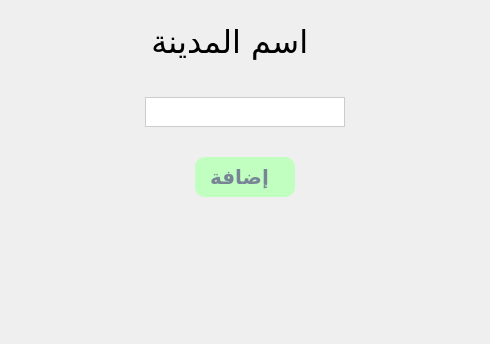
Above: addcity.ui from Roqaya-muhmd/Mini_Wasalny before the change. Below: the same form after it.
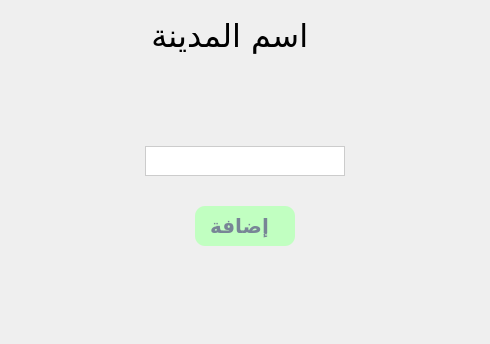
That is the form after the change. Icons and pictures are not drawn.

The edit to the form file:
```diff
--- a/addcity.ui
+++ b/addcity.ui
@@ -6,7 +6,7 @@
    <rect>
     <x>0</x>
     <y>0</y>
-    <width>468</width>
+    <width>482</width>
     <height>344</height>
    </rect>
   </property>
@@ -21,7 +21,7 @@
 	}</string>
   </property>
   <layout class="QGridLayout" name="gridLayout">
-   <item row="0" column="0">
+   <item row="0" column="1">
     <layout class="QVBoxLayout" name="verticalLayout">
      <property name="spacing">
       <number>30</number>
@@ -71,17 +71,27 @@
        </property>
       </widget>
      </item>
+     <item alignment="Qt::AlignmentFlag::AlignHCenter">
+      <widget class="QLabel" name="waring_nameNotFound">
+       <property name="minimumSize">
+        <size>
+         <width>120</width>
+         <height>25</height>
+        </size>
+       </property>
+       <property name="maximumSize">
+        <size>
+         <width>120</width>
+         <height>25</height>
+        </size>
+       </property>
+       <property name="text">
+        <string/>
+       </property>
+      </widget>
+     </item>
      <item alignment="Qt::AlignmentFlag::AlignHCenter">
       <widget class="QLineEdit" name="addCityNameLineEdit">
-       <property name="enabled">
-        <bool>true</bool>
-       </property>
-       <property name="sizePolicy">
-        <sizepolicy hsizetype="Fixed" vsizetype="Fixed">
-         <horstretch>0</horstretch>
-         <verstretch>0</verstretch>
-        </sizepolicy>
-       </property>
        <property name="minimumSize">
         <size>
          <width>200</width>
@@ -94,481 +104,6 @@
          <height>30</height>
         </size>
        </property>
-       <property name="palette">
-        <palette>
-         <active>
-          <colorrole role="WindowText">
-           <brush brushstyle="SolidPattern">
-            <color alpha="255">
-             <red>255</red>
-             <green>255</green>
-             <blue>255</blue>
-            </color>
-           </brush>
-          </colorrole>
-          <colorrole role="Button">
-           <brush brushstyle="SolidPattern">
-            <color alpha="255">
-             <red>0</red>
-             <green>0</green>
-             <blue>0</blue>
-            </color>
-           </brush>
-          </colorrole>
-          <colorrole role="Light">
-           <brush brushstyle="SolidPattern">
-            <color alpha="255">
-             <red>0</red>
-             <green>0</green>
-             <blue>0</blue>
-            </color>
-           </brush>
-          </colorrole>
-          <colorrole role="Midlight">
-           <brush brushstyle="SolidPattern">
-            <color alpha="255">
-             <red>0</red>
-             <green>0</green>
-             <blue>0</blue>
-            </color>
-           </brush>
-          </colorrole>
-          <colorrole role="Dark">
-           <brush brushstyle="SolidPattern">
-            <color alpha="255">
-             <red>0</red>
-             <green>0</green>
-             <blue>0</blue>
-            </color>
-           </brush>
-          </colorrole>
-          <colorrole role="Mid">
-           <brush brushstyle="SolidPattern">
-            <color alpha="255">
-             <red>0</red>
-             <green>0</green>
-             <blue>0</blue>
-            </color>
-           </brush>
-          </colorrole>
-          <colorrole role="Text">
-           <brush brushstyle="SolidPattern">
-            <color alpha="255">
-             <red>255</red>
-             <green>255</green>
-             <blue>255</blue>
-            </color>
-           </brush>
-          </colorrole>
-          <colorrole role="BrightText">
-           <brush brushstyle="SolidPattern">
-            <color alpha="255">
-             <red>255</red>
-             <green>255</green>
-             <blue>255</blue>
-            </color>
-           </brush>
-          </colorrole>
-          <colorrole role="ButtonText">
-           <brush brushstyle="SolidPattern">
-            <color alpha="255">
-             <red>255</red>
-             <green>255</green>
-             <blue>255</blue>
-            </color>
-           </brush>
-          </colorrole>
-          <colorrole role="Base">
-           <brush brushstyle="SolidPattern">
-            <color alpha="255">
-             <red>0</red>
-             <green>0</green>
-             <blue>0</blue>
-            </color>
-           </brush>
-          </colorrole>
-          <colorrole role="Window">
-           <brush brushstyle="SolidPattern">
-            <color alpha="255">
-             <red>0</red>
-             <green>0</green>
-             <blue>0</blue>
-            </color>
-           </brush>
-          </colorrole>
-          <colorrole role="Shadow">
-           <brush brushstyle="SolidPattern">
-            <color alpha="255">
-             <red>0</red>
-             <green>0</green>
-             <blue>0</blue>
-            </color>
-           </brush>
-          </colorrole>
-          <colorrole role="AlternateBase">
-           <brush brushstyle="SolidPattern">
-            <color alpha="255">
-             <red>0</red>
-             <green>0</green>
-             <blue>0</blue>
-            </color>
-           </brush>
-          </colorrole>
-          <colorrole role="ToolTipBase">
-           <brush brushstyle="SolidPattern">
-            <color alpha="255">
-             <red>255</red>
-             <green>255</green>
-             <blue>220</blue>
-            </color>
-           </brush>
-          </colorrole>
-          <colorrole role="ToolTipText">
-           <brush brushstyle="SolidPattern">
-            <color alpha="255">
-             <red>0</red>
-             <green>0</green>
-             <blue>0</blue>
-            </color>
-           </brush>
-          </colorrole>
-          <colorrole role="PlaceholderText">
-           <brush brushstyle="SolidPattern">
-            <color alpha="127">
-             <red>255</red>
-             <green>255</green>
-             <blue>255</blue>
-            </color>
-           </brush>
-          </colorrole>
-          <colorrole role="Accent">
-           <brush brushstyle="SolidPattern">
-            <color alpha="255">
-             <red>0</red>
-             <green>0</green>
-             <blue>0</blue>
-            </color>
-           </brush>
-          </colorrole>
-         </active>
-         <inactive>
-          <colorrole role="WindowText">
-           <brush brushstyle="SolidPattern">
-            <color alpha="255">
-             <red>255</red>
-             <green>255</green>
-             <blue>255</blue>
-            </color>
-           </brush>
-          </colorrole>
-          <colorrole role="Button">
-           <brush brushstyle="SolidPattern">
-            <color alpha="255">
-             <red>0</red>
-             <green>0</green>
-             <blue>0</blue>
-            </color>
-           </brush>
-          </colorrole>
-          <colorrole role="Light">
-           <brush brushstyle="SolidPattern">
-            <color alpha="255">
-             <red>0</red>
-             <green>0</green>
-             <blue>0</blue>
-            </color>
-           </brush>
-          </colorrole>
-          <colorrole role="Midlight">
-           <brush brushstyle="SolidPattern">
-            <color alpha="255">
-             <red>0</red>
-             <green>0</green>
-             <blue>0</blue>
-            </color>
-           </brush>
-          </colorrole>
-          <colorrole role="Dark">
-           <brush brushstyle="SolidPattern">
-            <color alpha="255">
-             <red>0</red>
-             <green>0</green>
-             <blue>0</blue>
-            </color>
-           </brush>
-          </colorrole>
-          <colorrole role="Mid">
-           <brush brushstyle="SolidPattern">
-            <color alpha="255">
-             <red>0</red>
-             <green>0</green>
-             <blue>0</blue>
-            </color>
-           </brush>
-          </colorrole>
-          <colorrole role="Text">
-           <brush brushstyle="SolidPattern">
-            <color alpha="255">
-             <red>255</red>
-             <green>255</green>
-             <blue>255</blue>
-            </color>
-           </brush>
-          </colorrole>
-          <colorrole role="BrightText">
-           <brush brushstyle="SolidPattern">
-            <color alpha="255">
-             <red>255</red>
-             <green>255</green>
-             <blue>255</blue>
-            </color>
-           </brush>
-          </colorrole>
-          <colorrole role="ButtonText">
-           <brush brushstyle="SolidPattern">
-            <color alpha="255">
-             <red>255</red>
-             <green>255</green>
-             <blue>255</blue>
-            </color>
-           </brush>
-          </colorrole>
-          <colorrole role="Base">
-           <brush brushstyle="SolidPattern">
-            <color alpha="255">
-             <red>0</red>
-             <green>0</green>
-             <blue>0</blue>
-            </color>
-           </brush>
-          </colorrole>
-          <colorrole role="Window">
-           <brush brushstyle="SolidPattern">
-            <color alpha="255">
-             <red>0</red>
-             <green>0</green>
-             <blue>0</blue>
-            </color>
-           </brush>
-          </colorrole>
-          <colorrole role="Shadow">
-           <brush brushstyle="SolidPattern">
-            <color alpha="255">
-             <red>0</red>
-             <green>0</green>
-             <blue>0</blue>
-            </color>
-           </brush>
-          </colorrole>
-          <colorrole role="AlternateBase">
-           <brush brushstyle="SolidPattern">
-            <color alpha="255">
-             <red>0</red>
-             <green>0</green>
-             <blue>0</blue>
-            </color>
-           </brush>
-          </colorrole>
-          <colorrole role="ToolTipBase">
-           <brush brushstyle="SolidPattern">
-            <color alpha="255">
-             <red>255</red>
-             <green>255</green>
-             <blue>220</blue>
-            </color>
-           </brush>
-          </colorrole>
-          <colorrole role="ToolTipText">
-           <brush brushstyle="SolidPattern">
-            <color alpha="255">
-             <red>0</red>
-             <green>0</green>
-             <blue>0</blue>
-            </color>
-           </brush>
-          </colorrole>
-          <colorrole role="PlaceholderText">
-           <brush brushstyle="SolidPattern">
-            <color alpha="127">
-             <red>255</red>
-             <green>255</green>
-             <blue>255</blue>
-            </color>
-           </brush>
-          </colorrole>
-          <colorrole role="Accent">
-           <brush brushstyle="SolidPattern">
-            <color alpha="255">
-             <red>0</red>
-             <green>0</green>
-             <blue>0</blue>
-            </color>
-           </brush>
-          </colorrole>
-         </inactive>
-         <disabled>
-          <colorrole role="WindowText">
-           <brush brushstyle="SolidPattern">
-            <color alpha="255">
-             <red>0</red>
-             <green>0</green>
-             <blue>0</blue>
-            </color>
-           </brush>
-          </colorrole>
-          <colorrole role="Button">
-           <brush brushstyle="SolidPattern">
-            <color alpha="255">
-             <red>0</red>
-             <green>0</green>
-             <blue>0</blue>
-            </color>
-           </brush>
-          </colorrole>
-          <colorrole role="Light">
-           <brush brushstyle="SolidPattern">
-            <color alpha="255">
-             <red>0</red>
-             <green>0</green>
-             <blue>0</blue>
-            </color>
-           </brush>
-          </colorrole>
-          <colorrole role="Midlight">
-           <brush brushstyle="SolidPattern">
-            <color alpha="255">
-             <red>0</red>
-             <green>0</green>
-             <blue>0</blue>
-            </color>
-           </brush>
-          </colorrole>
-          <colorrole role="Dark">
-           <brush brushstyle="SolidPattern">
-            <color alpha="255">
-             <red>0</red>
-             <green>0</green>
-             <blue>0</blue>
-            </color>
-           </brush>
-          </colorrole>
-          <colorrole role="Mid">
-           <brush brushstyle="SolidPattern">
-            <color alpha="255">
-             <red>0</red>
-             <green>0</green>
-             <blue>0</blue>
-            </color>
-           </brush>
-          </colorrole>
-          <colorrole role="Text">
-           <brush brushstyle="SolidPattern">
-            <color alpha="255">
-             <red>0</red>
-             <green>0</green>
-             <blue>0</blue>
-            </color>
-           </brush>
-          </colorrole>
-          <colorrole role="BrightText">
-           <brush brushstyle="SolidPattern">
-            <color alpha="255">
-             <red>255</red>
-             <green>255</green>
-             <blue>255</blue>
-            </color>
-           </brush>
-          </colorrole>
-          <colorrole role="ButtonText">
-           <brush brushstyle="SolidPattern">
-            <color alpha="255">
-             <red>0</red>
-             <green>0</green>
-             <blue>0</blue>
-            </color>
-           </brush>
-          </colorrole>
-          <colorrole role="Base">
-           <brush brushstyle="SolidPattern">
-            <color alpha="255">
-             <red>0</red>
-             <green>0</green>
-             <blue>0</blue>
-            </color>
-           </brush>
-          </colorrole>
-          <colorrole role="Window">
-           <brush brushstyle="SolidPattern">
-            <color alpha="255">
-             <red>0</red>
-             <green>0</green>
-             <blue>0</blue>
-            </color>
-           </brush>
-          </colorrole>
-          <colorrole role="Shadow">
-           <brush brushstyle="SolidPattern">
-            <color alpha="255">
-             <red>0</red>
-             <green>0</green>
-             <blue>0</blue>
-            </color>
-           </brush>
-          </colorrole>
-          <colorrole role="AlternateBase">
-           <brush brushstyle="SolidPattern">
-            <color alpha="255">
-             <red>0</red>
-             <green>0</green>
-             <blue>0</blue>
-            </color>
-           </brush>
-          </colorrole>
-          <colorrole role="ToolTipBase">
-           <brush brushstyle="SolidPattern">
-            <color alpha="255">
-             <red>255</red>
-             <green>255</green>
-             <blue>220</blue>
-            </color>
-           </brush>
-          </colorrole>
-          <colorrole role="ToolTipText">
-           <brush brushstyle="SolidPattern">
-            <color alpha="255">
-             <red>0</red>
-             <green>0</green>
-             <blue>0</blue>
-            </color>
-           </brush>
-          </colorrole>
-          <colorrole role="PlaceholderText">
-           <brush brushstyle="SolidPattern">
-            <color alpha="127">
-             <red>0</red>
-             <green>0</green>
-             <blue>0</blue>
-            </color>
-           </brush>
-          </colorrole>
-          <colorrole role="Accent">
-           <brush brushstyle="SolidPattern">
-            <color alpha="255">
-             <red>0</red>
-             <green>0</green>
-             <blue>0</blue>
-            </color>
-           </brush>
-          </colorrole>
-         </disabled>
-        </palette>
-       </property>
-       <property name="font">
-        <font>
-         <family>Franklin Gothic Book</family>
-         <pointsize>12</pointsize>
-        </font>
-       </property>
        <property name="styleSheet">
         <string notr="true">QLineEdit {
     border: 1px solid #ccc;       /* Border color */
```
